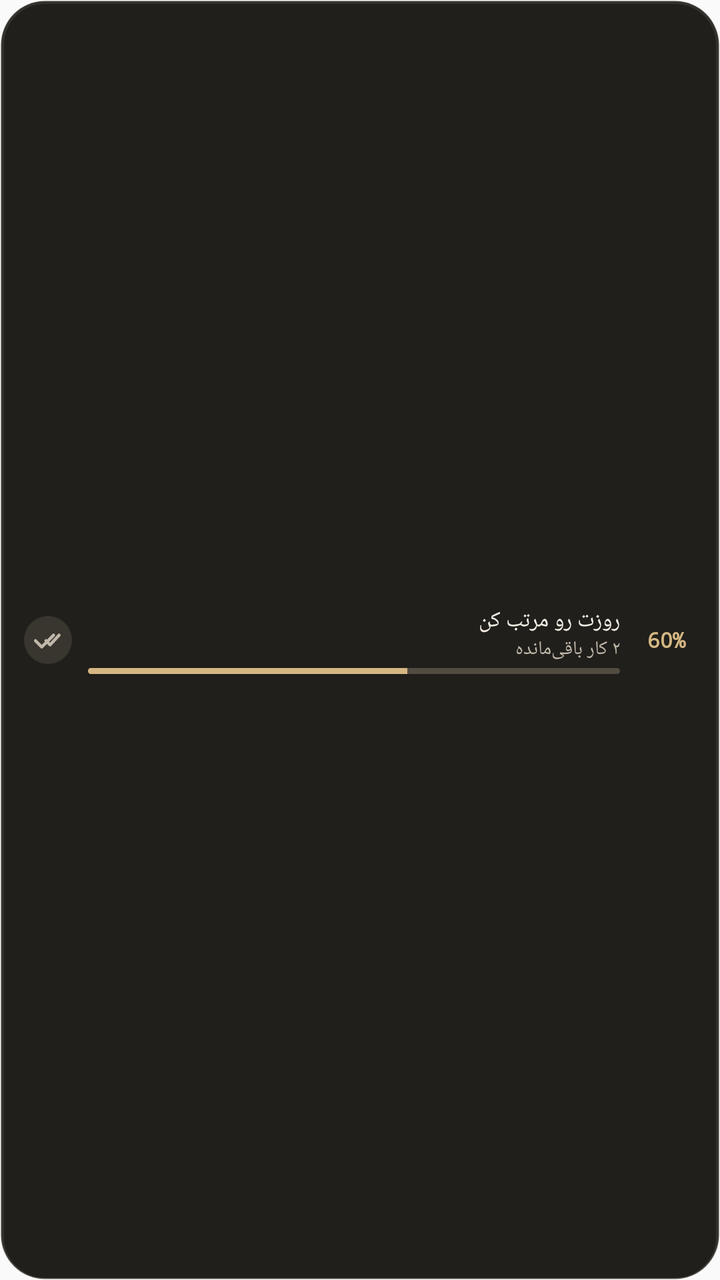
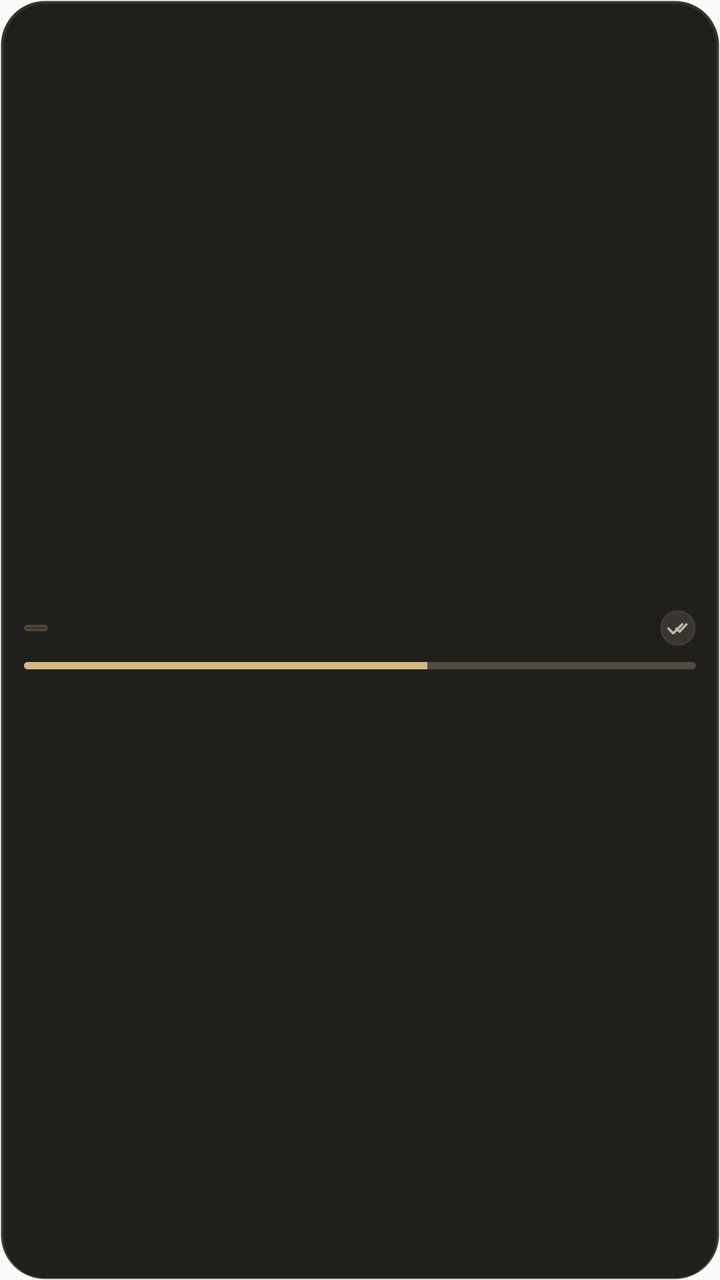

The first picture is an Android layout as it rendered before a commit; the second is the same layout after the commit. The layout source and the unified diff follow.
<!-- AndroidManifest.xml: application theme AppTheme -->
<!-- res/layout/widget_small.xml -->
<?xml version="1.0" encoding="utf-8"?>
<LinearLayout xmlns:android="http://schemas.android.com/apk/res/android"
    android:id="@+id/widget_small_root"
    android:layout_width="match_parent"
    android:layout_height="match_parent"
    android:background="@drawable/widget_bg_b"
    android:gravity="center_vertical"
    android:orientation="horizontal"
    android:paddingStart="12dp"
    android:paddingTop="6dp"
    android:paddingEnd="12dp"
    android:paddingBottom="6dp">

    
    <ImageView
        android:id="@+id/widget_small_icon"
        android:layout_width="24dp"
        android:layout_height="24dp"
        android:contentDescription="Tedlist"
        android:src="@drawable/ic_widget_check_brand"
        android:background="@drawable/widget_task_bg_b"
        android:padding="3.5dp" />

    <LinearLayout
        android:layout_width="0dp"
        android:layout_height="wrap_content"
        android:layout_marginStart="8dp"
        android:layout_marginEnd="8dp"
        android:layout_weight="1"
        android:orientation="vertical">

        <TextView
            android:id="@+id/widget_small_headline"
            android:layout_width="match_parent"
            android:layout_height="wrap_content"
            android:singleLine="true"
            android:ellipsize="end"
            android:fontFamily="sans-serif-medium"
            android:text="روزت رو مرتب کن"
            android:textColor="@color/ted_b_text"
            android:textSize="11sp" />

        <TextView
            android:id="@+id/widget_small_sub"
            android:layout_width="match_parent"
            android:layout_height="wrap_content"
            android:singleLine="true"
            android:ellipsize="end"
            android:fontFamily="sans-serif"
            android:text="۲ کار باقی‌مانده"
            android:textColor="@color/ted_b_secondary"
            android:textSize="9.5sp" />

        <ProgressBar
            android:id="@+id/widget_small_progress"
            style="?android:attr/progressBarStyleHorizontal"
            android:layout_width="match_parent"
            android:layout_height="3dp"
            android:layout_marginTop="3dp"
            android:max="100"
            android:progress="60"
            android:progressDrawable="@drawable/widget_progress_bar_b" />
    </LinearLayout>

    <TextView
        android:id="@+id/widget_small_percent"
        android:layout_width="wrap_content"
        android:layout_height="wrap_content"
        android:minWidth="30dp"
        android:gravity="center"
        android:fontFamily="monospace"
        android:text="60%"
        android:textColor="@color/ted_b_accent"
        android:textSize="10.5sp"
        android:textStyle="bold" />
</LinearLayout>
<!-- resources referenced by this layout -->
<resources>
  <color name="ted_b_accent">#D5B783</color>
  <color name="ted_b_secondary">#C0B8AA</color>
  <color name="ted_b_text">#F4EFE6</color>
  <!-- drawable ic_widget_check_brand (drawable) -->
  <vector xmlns:android="http://schemas.android.com/apk/res/android"
      android:width="20dp"
      android:height="20dp"
      android:viewportWidth="24"
      android:viewportHeight="24">
      <path
          android:fillColor="#00000000"
          android:strokeColor="#C0B8AA"
          android:strokeWidth="2.2"
          android:strokeLineCap="round"
          android:strokeLineJoin="round"
          android:pathData="M3,12.5 L7.5,17 L16,8.5 M10.5,12.5 L13.5,15.5 L20,8.5" />
  </vector>
  <!-- drawable widget_bg_b (drawable) -->
  <?xml version="1.0" encoding="utf-8"?>
  <layer-list xmlns:android="http://schemas.android.com/apk/res/android">
      <item>
          <shape android:shape="rectangle">
              <solid android:color="@color/ted_b_bg" />
              <corners android:radius="22dp" />
              <stroke android:width="1dp" android:color="@color/ted_b_border" />
          </shape>
      </item>
      <item android:top="1dp" android:left="1dp" android:right="1dp">
          <shape android:shape="rectangle">
              <solid android:color="@android:color/transparent" />
              <corners android:radius="21dp" />
              <stroke android:width="1dp" android:color="@color/ted_b_rim" />
          </shape>
      </item>
  </layer-list>
  <!-- drawable widget_progress_bar_b (drawable) -->
  <?xml version="1.0" encoding="utf-8"?>
  <layer-list xmlns:android="http://schemas.android.com/apk/res/android">
      <item android:id="@android:id/background" android:drawable="@drawable/widget_track_b" />
      <item android:id="@android:id/progress" android:drawable="@drawable/widget_progress_b" />
  </layer-list>
  <!-- drawable widget_task_bg_b (drawable) -->
  <?xml version="1.0" encoding="utf-8"?>
  <shape xmlns:android="http://schemas.android.com/apk/res/android" android:shape="rectangle">
      <solid android:color="@color/ted_b_task" />
      <corners android:radius="12dp" />
  </shape>
  <style name="AppTheme" parent="Theme.AppCompat.Light.DarkActionBar">
          
          <item name="colorPrimary">@color/colorPrimary</item>
          <item name="colorPrimaryDark">@color/colorPrimaryDark</item>
          <item name="colorAccent">@color/colorAccent</item>
      </style>
  <color name="ted_b_bg">#211F1B</color>
  <color name="ted_b_border">#26F6EDE1</color>
  <color name="ted_b_rim">#14FFFFFF</color>
  <!-- drawable widget_track_b (drawable) -->
  <?xml version="1.0" encoding="utf-8"?>
  <shape xmlns:android="http://schemas.android.com/apk/res/android" android:shape="rectangle">
      <solid android:color="@color/ted_b_track" />
      <corners android:radius="4dp" />
  </shape>
  <!-- drawable widget_progress_b (drawable) -->
  <?xml version="1.0" encoding="utf-8"?>
  <clip xmlns:android="http://schemas.android.com/apk/res/android">
      <shape android:shape="rectangle">
          <solid android:color="@color/ted_b_accent" />
          <corners android:radius="4dp" />
      </shape>
  </clip>
  <color name="ted_b_task">#39352F</color>
  <color name="colorPrimary">#6366f1</color>
  <color name="colorPrimaryDark">#4f46e5</color>
  <color name="colorAccent">#818cf8</color>
  <color name="ted_b_track">#514B42</color>
</resources>

<!-- the commit's change to res/layout/widget_small.xml (unified diff, before → after) -->
@@ -5,72 +5,92 @@
     android:layout_height="match_parent"
     android:background="@drawable/widget_bg_b"
     android:gravity="center_vertical"
-    android:orientation="horizontal"
+    android:orientation="vertical"
     android:paddingStart="12dp"
-    android:paddingTop="6dp"
+    android:paddingTop="7dp"
     android:paddingEnd="12dp"
-    android:paddingBottom="6dp">
+    android:paddingBottom="7dp">
 
     
-    <ImageView
-        android:id="@+id/widget_small_icon"
-        android:layout_width="24dp"
-        android:layout_height="24dp"
-        android:contentDescription="Tedlist"
-        android:src="@drawable/ic_widget_check_brand"
-        android:background="@drawable/widget_task_bg_b"
-        android:padding="3.5dp" />
+    <LinearLayout
+        android:layout_width="match_parent"
+        android:layout_height="wrap_content"
+        android:gravity="center_vertical"
+        android:orientation="horizontal">
 
+        <FrameLayout
+            android:id="@+id/widget_small_percent_container"
+            android:layout_width="wrap_content"
+            android:layout_height="wrap_content"
+            android:background="@drawable/widget_pill_bg"
+            android:paddingStart="6dp"
+            android:paddingTop="1.5dp"
+            android:paddingEnd="6dp"
+            android:paddingBottom="1.5dp">
+
+            <ImageView
+                android:id="@+id/widget_small_percent_img"
+                android:layout_width="wrap_content"
+                android:layout_height="wrap_content"
+                android:adjustViewBounds="true"
+                android:contentDescription="Percent" />
+        </FrameLayout>
+
+        <ImageView
+            android:layout_width="0dp"
+            android:layout_height="0dp"
+            android:layout_weight="1" />
+
+        <ImageView
+            android:id="@+id/widget_small_title_img"
+            android:layout_width="wrap_content"
+            android:layout_height="wrap_content"
+            android:adjustViewBounds="true"
+            android:contentDescription="Title" />
+
+        <ImageView
+            android:id="@+id/widget_small_icon"
+            android:layout_width="18dp"
+            android:layout_height="18dp"
+            android:layout_marginStart="5dp"
+            android:background="@drawable/widget_task_bg_b"
+            android:contentDescription="Tedlist"
+            android:padding="2.5dp"
+            android:src="@drawable/ic_widget_check_brand" />
+    </LinearLayout>
+
+    
     <LinearLayout
-        android:layout_width="0dp"
+        android:layout_width="match_parent"
         android:layout_height="wrap_content"
-        android:layout_marginStart="8dp"
-        android:layout_marginEnd="8dp"
-        android:layout_weight="1"
+        android:layout_marginTop="3dp"
+        android:gravity="end"
         android:orientation="vertical">
 
-        <TextView
-            android:id="@+id/widget_small_headline"
-            android:layout_width="match_parent"
+        <ImageView
+            android:id="@+id/widget_small_headline_img"
+            android:layout_width="wrap_content"
             android:layout_height="wrap_content"
-            android:singleLine="true"
-            android:ellipsize="end"
-            android:fontFamily="sans-serif-medium"
-            android:text="روزت رو مرتب کن"
-            android:textColor="@color/ted_b_text"
-            android:textSize="11sp" />
+            android:adjustViewBounds="true"
+            android:contentDescription="Headline" />
 
-        <TextView
-            android:id="@+id/widget_small_sub"
-            android:layout_width="match_parent"
+        <ImageView
+            android:id="@+id/widget_small_sub_img"
+            android:layout_width="wrap_content"
             android:layout_height="wrap_content"
-            android:singleLine="true"
-            android:ellipsize="end"
-            android:fontFamily="sans-serif"
-            android:text="۲ کار باقی‌مانده"
-            android:textColor="@color/ted_b_secondary"
-            android:textSize="9.5sp" />
-
-        <ProgressBar
-            android:id="@+id/widget_small_progress"
-            style="?android:attr/progressBarStyleHorizontal"
-            android:layout_width="match_parent"
-            android:layout_height="3dp"
-            android:layout_marginTop="3dp"
-            android:max="100"
-            android:progress="60"
-            android:progressDrawable="@drawable/widget_progress_bar_b" />
+            android:layout_marginTop="1dp"
+            android:adjustViewBounds="true"
+            android:contentDescription="Subtitle" />
     </LinearLayout>
 
-    <TextView
-        android:id="@+id/widget_small_percent"
-        android:layout_width="wrap_content"
-        android:layout_height="wrap_content"
-        android:minWidth="30dp"
-        android:gravity="center"
-        android:fontFamily="monospace"
-        android:text="60%"
-        android:textColor="@color/ted_b_accent"
-        android:textSize="10.5sp"
-        android:textStyle="bold" />
+    
+    <ProgressBar
+        android:id="@+id/widget_small_progress"
+        style="?android:attr/progressBarStyleHorizontal"
+        android:layout_width="match_parent"
+        android:layout_height="3.5dp"
+        android:layout_marginTop="4dp"
+        android:max="100"
+        android:progress="60"
+        android:progressDrawable="@drawable/widget_progress_bar_b" />
 </LinearLayout>
<!-- resource entries referenced after the edit -->
@@ -1,8 +1,6 @@
 <!-- resources referenced by this layout -->
 <resources>
   <color name="ted_b_accent">#D5B783</color>
-  <color name="ted_b_secondary">#C0B8AA</color>
-  <color name="ted_b_text">#F4EFE6</color>
   <!-- drawable ic_widget_check_brand (drawable) -->
   <vector xmlns:android="http://schemas.android.com/apk/res/android"
       android:width="20dp"
@@ -35,6 +33,14 @@
           </shape>
       </item>
   </layer-list>
+  <!-- drawable widget_pill_bg (drawable) -->
+  <?xml version="1.0" encoding="utf-8"?>
+  <shape xmlns:android="http://schemas.android.com/apk/res/android"
+      android:shape="rectangle">
+      <corners android:radius="10dp" />
+      <solid android:color="#26D5B783" />
+      <stroke android:width="1dp" android:color="#33D5B783" />
+  </shape>
   <!-- drawable widget_progress_bar_b (drawable) -->
   <?xml version="1.0" encoding="utf-8"?>
   <layer-list xmlns:android="http://schemas.android.com/apk/res/android">
@@ -46,6 +52,7 @@
   <shape xmlns:android="http://schemas.android.com/apk/res/android" android:shape="rectangle">
       <solid android:color="@color/ted_b_task" />
       <corners android:radius="12dp" />
+      <stroke android:width="1dp" android:color="#14FFFFFF" />
   </shape>
   <style name="AppTheme" parent="Theme.AppCompat.Light.DarkActionBar">
           
